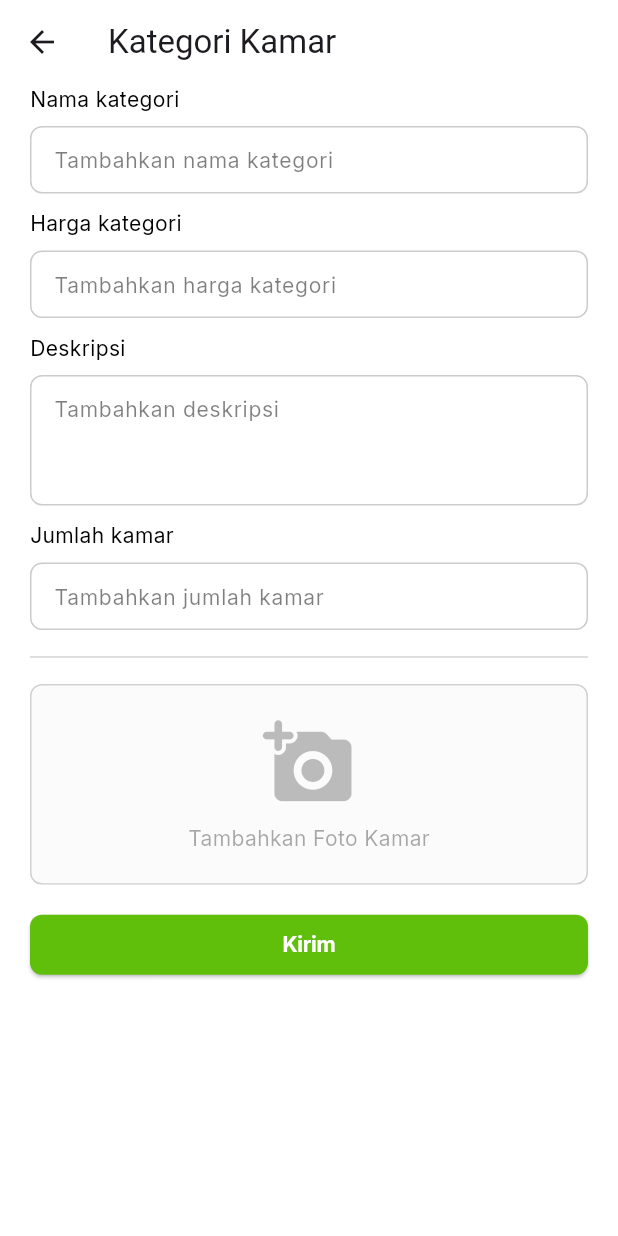
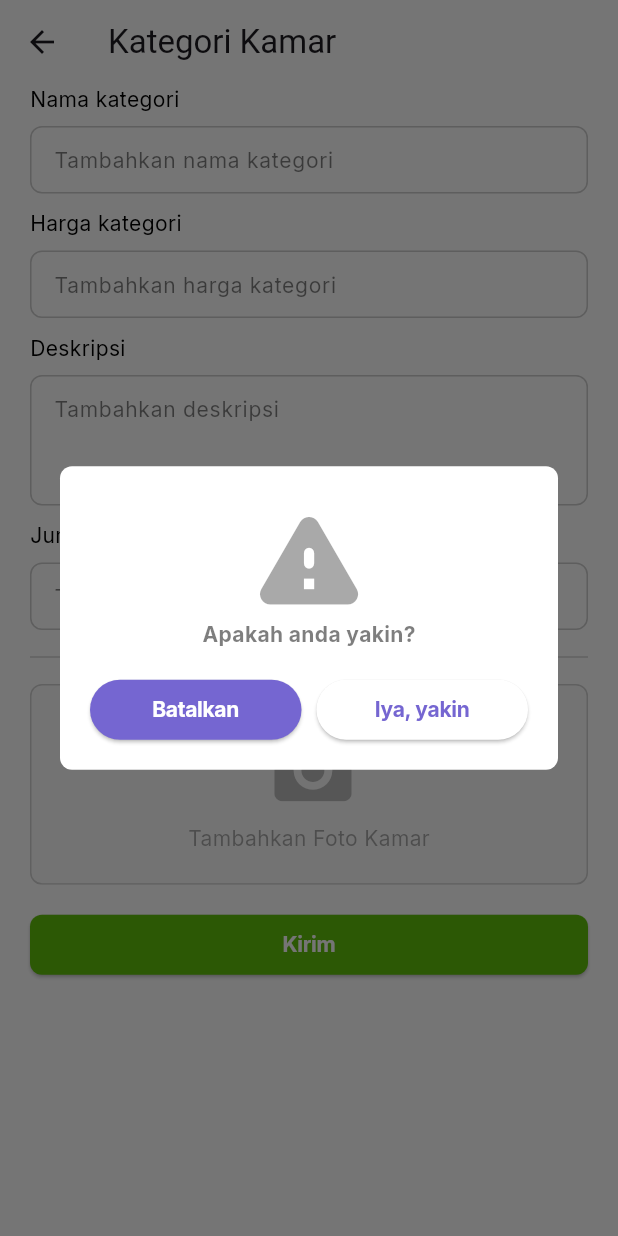
Before and after one commit to farishasyim/ukost, a Flutter app: the CategoryFormPage screen opened directly, after a tap on "Kirim", on a phone screen of 412 x 824 dp. Run offline on Flutter 3.47's test engine with Material 3 defaults, Android fonts, the phone set to English and light mode, and no system bars; our stand-ins replace dio, file_picker, google_fonts, image_picker, shared_preferences, syncfusion_flutter_charts; accounts and stored records are empty.

Commit message:
add dialog confirmation

```diff
--- a/lib/config/dialog.dart
+++ b/lib/config/dialog.dart
@@ -1,6 +1,9 @@
 import 'package:flutter/material.dart';
+import 'package:google_fonts/google_fonts.dart';
+import 'package:ukost/config/color_assets.dart';
 import 'package:ukost/config/constraint.dart';
 import 'package:ukost/config/navigation_services.dart';
+import 'package:ukost/ui_features/components/buttons/primary_button.dart';
 import 'package:ukost/ui_features/components/loading/loading_widget.dart';
 
 class Modals {
@@ -8,7 +11,7 @@ class Modals {
   Modals([context]);
   void loading() {
     showDialog(
-      context: navigatorKey.currentContext!,
+      context: context ?? navigatorKey.currentContext!,
       builder: (context) => Dialog(
         shape: RoundedRectangleBorder(
           borderRadius: BorderRadius.circular(10),
@@ -21,4 +24,75 @@ class Modals {
       ),
     );
   }
+
+  void confirmation({
+    String? title,
+    Function()? onTap,
+  }) {
+    showDialog(
+      context: context ?? navigatorKey.currentContext!,
+      builder: (context) {
+        return Dialog(
+          backgroundColor: ColorAsset.white,
+          shape: RoundedRectangleBorder(
+            borderRadius: BorderRadius.circular(8),
+          ),
+          child: Padding(
+            padding: const EdgeInsets.symmetric(vertical: 20),
+            child: Column(
+              mainAxisSize: MainAxisSize.min,
+              children: [
+                Icon(
+                  Icons.warning_rounded,
+                  size: screenWidth(context) * 0.2,
+                  color: ColorAsset.black.withOpacity(0.4),
+                ),
+                Text(
+                  title ?? "Apakah anda yakin?",
+                  style: GoogleFonts.inter(
+                    fontSize: 14,
+                    fontWeight: FontWeight.bold,
+                    color: ColorAsset.black.withOpacity(0.6),
+                  ),
+                ),
+                verticalSpace(20),
+                Padding(
+                  padding: const EdgeInsets.symmetric(horizontal: 20),
+                  child: Row(
+                    children: [
+                      Expanded(
+                        child: PrimaryButton(
+                          radius: 100,
+                          color: ColorAsset.violet,
+                          onTap: () {
+                            backScreen();
+                          },
+                          label: "Batalkan",
+                        ),
+                      ),
+                      horizontalSpace(10),
+                      Expanded(
+                        child: PrimaryButton(
+                          color: ColorAsset.white,
+                          textColor: ColorAsset.violet,
+                          radius: 100,
+                          onTap: () {
+                            backScreen();
+                            if (onTap != null) {
+                              onTap();
+                            }
+                          },
+                          label: "Iya, yakin",
+                        ),
+                      ),
+                    ],
+                  ),
+                ),
+              ],
+            ),
+          ),
+        );
+      },
+    );
+  }
 }
--- a/lib/config/routes.dart
+++ b/lib/config/routes.dart
@@ -1,5 +1,5 @@
 class Routes {
-  static const String development = "https://ukost.farishasyim.my.id";
+  static const String development = "http://192.168.100.14:8000";
 
   static const String endpoint = development;
 
--- a/lib/ui_features/components/inputs/textfield_primary.dart
+++ b/lib/ui_features/components/inputs/textfield_primary.dart
@@ -168,7 +168,7 @@ class TextFieldPrimary extends StatelessWidget {
               ),
             ),
           ),
-          verticalSpace(10),
+          if (!isRaw) verticalSpace(10),
         ],
       ),
     );
--- a/lib/ui_features/pages/profile/profile.dart
+++ b/lib/ui_features/pages/profile/profile.dart
@@ -40,9 +40,7 @@ class ProfilePage extends StatelessWidget {
           mainAxisAlignment: MainAxisAlignment.center,
           children: [
             verticalSpace(20),
-            ProfileButton(
-              onTap: () {},
-            ),
+            const ProfileButton(),
             verticalSpace(10),
             Text(
               "Faris Hasyim",
--- a/lib/ui_features/pages/room_management/form.dart
+++ b/lib/ui_features/pages/room_management/form.dart
@@ -6,6 +6,7 @@ import 'package:ukost/app/repositories/category/category_repository.dart';
 import 'package:ukost/config/color_assets.dart';
 import 'package:ukost/config/constant.dart';
 import 'package:ukost/config/constraint.dart';
+import 'package:ukost/config/dialog.dart';
 import 'package:ukost/config/navigation_services.dart';
 import 'package:ukost/ui_features/components/buttons/multimedia_button.dart';
 import 'package:ukost/ui_features/components/buttons/primary_button.dart';
@@ -82,6 +83,8 @@ class _CategoryFormPageState extends State<CategoryFormPage> {
                 return PrimaryButton(
                   loading: loading.value,
                   radius: 8,
+                  onTap: () {
+                    Modals().confirmation(
                       onTap: () async {
                         FocusScope.of(context).unfocus();
                         loading.value = true;
@@ -95,7 +98,8 @@ class _CategoryFormPageState extends State<CategoryFormPage> {
                           request["photo"] =
                               await MultipartFile.fromFile(file!.path);
                         }
-                    var res = await CategoryRepository.storeCategory(request);
+                        var res =
+                            await CategoryRepository.storeCategory(request);
                         loading.value = false;
                         if (res) {
                           backScreen();
@@ -103,6 +107,8 @@ class _CategoryFormPageState extends State<CategoryFormPage> {
                             widget.onSuccess!();
                           }
                         }
+                      },
+                    );
                   },
                   color: ColorAsset.success,
                   label: "Kirim",
```
Lines whose indentation alone changed are shown as unchanged.
